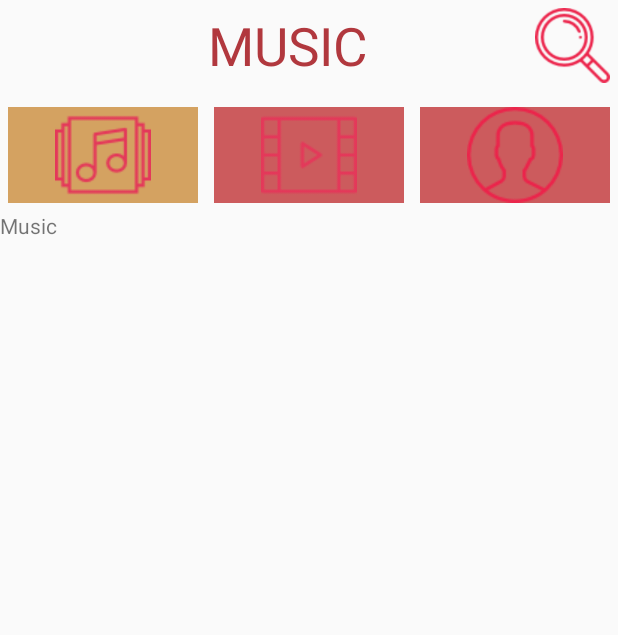
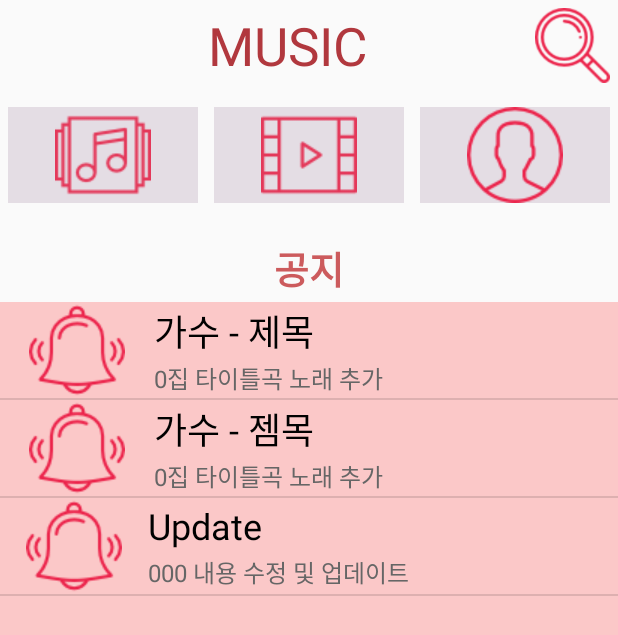
Before and after one commit to hwangseungae/MobilePrograming, an Android app: the MusicPlayer screen opened directly, with no data from a screen before it, after a tap on an icon or button, on a phone screen of 412 x 824 dp. Shown: the top 635 px of the screen. Run offline under Robolectric (Android 15) with nearby library versions, the phone set to English and light mode, and no system bars.

Commit message:
Intent & newActivity Create

```diff
--- /dev/null
+++ b/app/src/main/java/com/musicplayer/hwangseung_ae/musicplayer/MusicActivity.java
@@ -0,0 +1,13 @@
+package com.musicplayer.hwangseung_ae.musicplayer;
+
+import android.support.v7.app.AppCompatActivity;
+import android.os.Bundle;
+
+public class MusicActivity extends AppCompatActivity {
+
+    @Override
+    protected void onCreate(Bundle savedInstanceState) {
+        super.onCreate(savedInstanceState);
+        setContentView(R.layout.activity_music);
+    }
+}
--- a/app/src/main/java/com/musicplayer/hwangseung_ae/musicplayer/MusicPlayer.java
+++ b/app/src/main/java/com/musicplayer/hwangseung_ae/musicplayer/MusicPlayer.java
@@ -1,6 +1,7 @@
 package com.musicplayer.hwangseung_ae.musicplayer;
 
 import android.annotation.SuppressLint;
+import android.content.Intent;
 import android.database.Cursor;
 import android.database.sqlite.SQLiteDatabase;
 import android.database.sqlite.SQLiteException;
@@ -84,10 +85,13 @@ public class MusicPlayer extends AppCompatActivity {
                 videoButton.setBackgroundColor(getResources().getColor(R.color.colorPrimary));
                 myButton.setBackgroundColor(getResources().getColor(R.color.colorPrimary));
 
-                FragmentManager fragmentManager = getSupportFragmentManager();
-                FragmentTransaction fragmentTransaction = fragmentManager.beginTransaction();
-                fragmentTransaction.replace(R.id.fragment, new MusicFragment());
-                fragmentTransaction.commit();
+                Intent intent = new Intent(getApplicationContext(), MusicActivity.class);
+                startActivity(intent);
+
+//                FragmentManager fragmentManager = getSupportFragmentManager();
+//                FragmentTransaction fragmentTransaction = fragmentManager.beginTransaction();
+//                fragmentTransaction.replace(R.id.fragment, new MusicFragment());
+//                fragmentTransaction.commit();
             }
         });
 
@@ -100,10 +104,13 @@ public class MusicPlayer extends AppCompatActivity {
                 videoButton.setBackgroundColor(getResources().getColor(R.color.colorAccent));
                 myButton.setBackgroundColor(getResources().getColor(R.color.colorPrimary));
 
-                FragmentManager fragmentManager = getSupportFragmentManager();
-                FragmentTransaction fragmentTransaction = fragmentManager.beginTransaction();
-                fragmentTransaction.replace(R.id.fragment, new VideoFragment());
-                fragmentTransaction.commit();
+                Intent intent = new Intent(getApplicationContext(), VideoActivity.class);
+                startActivity(intent);
+
+//                FragmentManager fragmentManager = getSupportFragmentManager();
+//                FragmentTransaction fragmentTransaction = fragmentManager.beginTransaction();
+//                fragmentTransaction.replace(R.id.fragment, new VideoFragment());
+//                fragmentTransaction.commit();
             }
         });
 
@@ -116,10 +123,13 @@ public class MusicPlayer extends AppCompatActivity {
                 videoButton.setBackgroundColor(getResources().getColor(R.color.colorPrimary));
                 myButton.setBackgroundColor(getResources().getColor(R.color.colorAccent));
 
-                FragmentManager fragmentManager = getSupportFragmentManager();
-                FragmentTransaction fragmentTransaction = fragmentManager.beginTransaction();
-                fragmentTransaction.replace(R.id.fragment, new MyFragment());
-                fragmentTransaction.commit();
+                Intent intent = new Intent(getApplicationContext(), UserActivity.class);
+                startActivity(intent);
+
+//                FragmentManager fragmentManager = getSupportFragmentManager();
+//                FragmentTransaction fragmentTransaction = fragmentManager.beginTransaction();
+//                fragmentTransaction.replace(R.id.fragment, new MyFragment());
+//                fragmentTransaction.commit();
             }
         });
     }
--- a/app/src/main/res/layout/activity_music_player.xml
+++ b/app/src/main/res/layout/activity_music_player.xml
@@ -73,9 +73,9 @@
 
     </LinearLayout>
 
-    <FrameLayout
-        android:layout_width="match_parent"
-        android:layout_height="match_parent">
+    <!--<FrameLayout-->
+        <!--android:layout_width="match_parent"-->
+        <!--android:layout_height="match_parent">-->
 
     <LinearLayout
         android:layout_width="match_parent"
@@ -109,12 +109,12 @@
 
     </LinearLayout>
 
-        <RelativeLayout
-            android:layout_width="match_parent"
-            android:layout_height="match_parent"
-            android:id="@+id/fragment">
-        </RelativeLayout>
+    <!--<RelativeLayout-->
+        <!--android:layout_width="match_parent"-->
+        <!--android:layout_height="match_parent"-->
+        <!--android:id="@+id/fragment">-->
+    <!--</RelativeLayout>-->
 
-    </FrameLayout>
+    <!--</FrameLayout>-->
 
 </LinearLayout>
```
Also changed, not shown: app/src/main/AndroidManifest.xml (+6 -1 lines), app/src/main/java/com/musicplayer/hwangseung_ae/musicplayer/UserActivity.java (added, +13 -0 lines), app/src/main/java/com/musicplayer/hwangseung_ae/musicplayer/VideoActivity.java (added, +13 -0 lines), app/src/main/res/layout/activity_music.xml (added, +14 -0 lines), app/src/main/res/layout/activity_user.xml (added, +14 -0 lines), app/src/main/res/layout/activity_video.xml (added, +14 -0 lines). Lines whose indentation alone changed are shown as unchanged.
